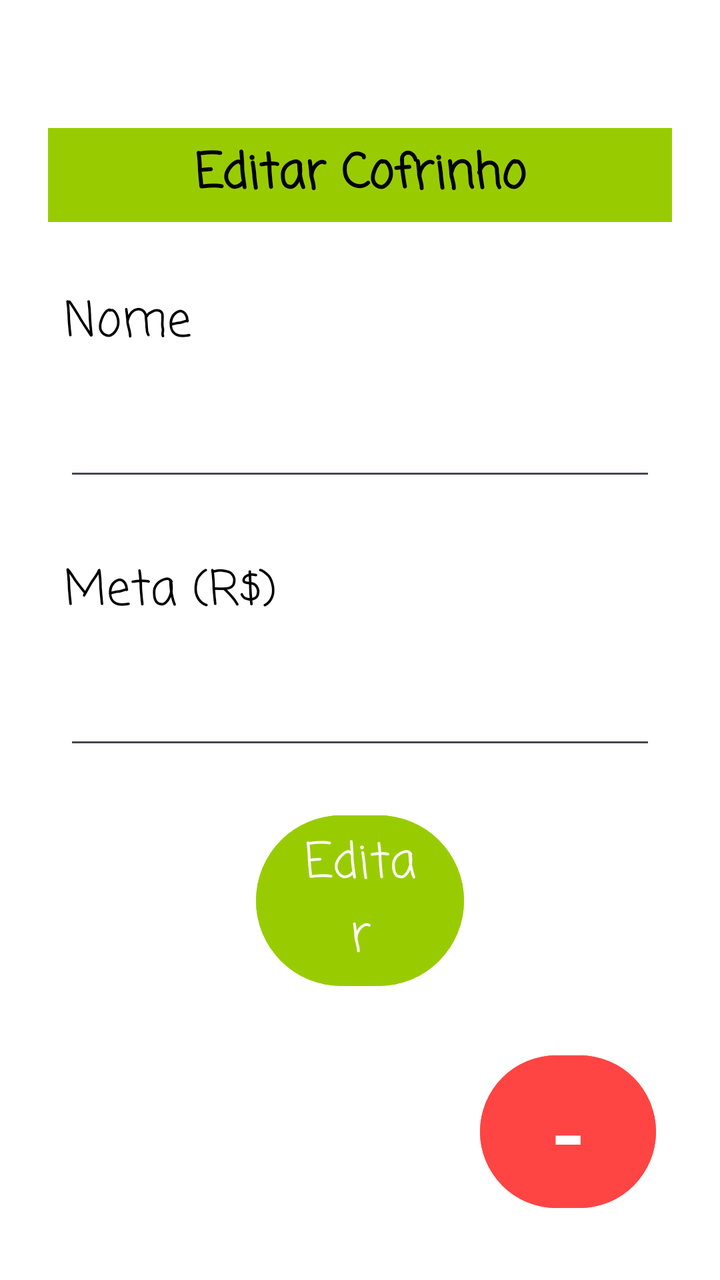
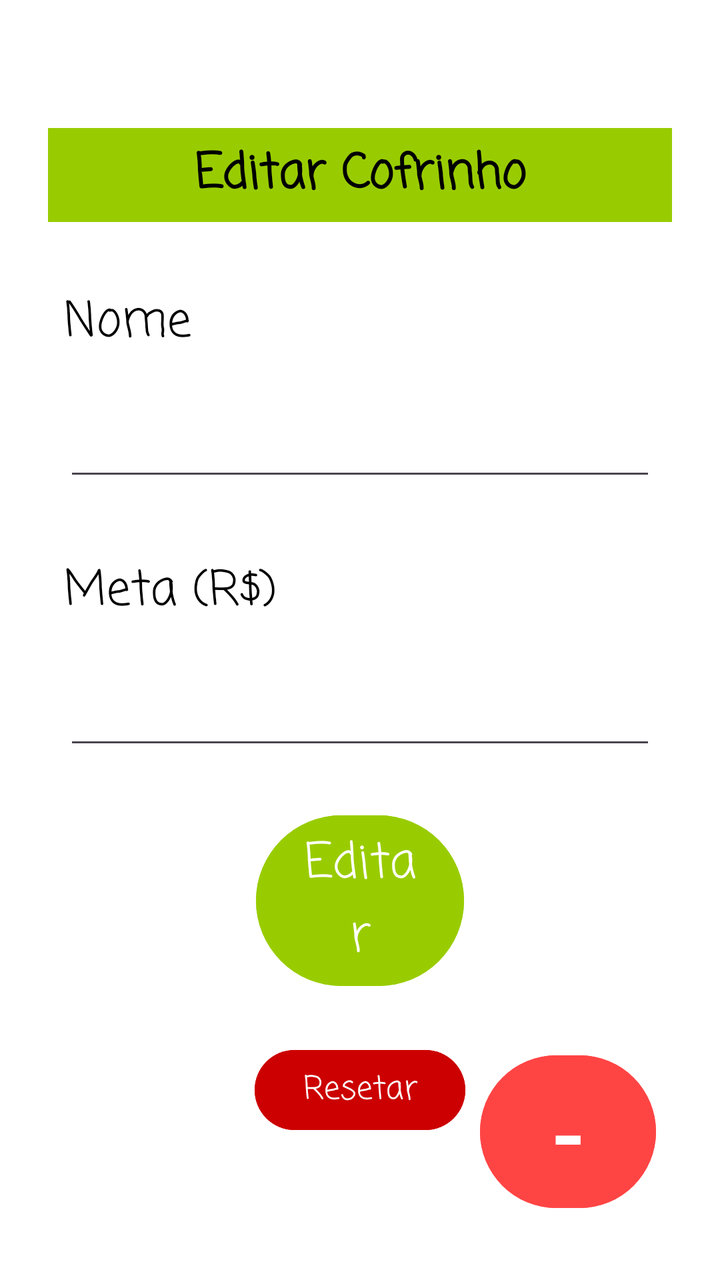

Screens rendered from an Android XML layout before and after an edit, with the pre-edit source and the edit as a unified diff.
<!-- AndroidManifest.xml: application theme Theme.Cofrinho -->
<!-- res/layout/activity_main2.xml -->
<?xml version="1.0" encoding="utf-8"?>
<androidx.constraintlayout.widget.ConstraintLayout xmlns:android="http://schemas.android.com/apk/res/android"
    xmlns:app="http://schemas.android.com/apk/res-auto"
    xmlns:tools="http://schemas.android.com/tools"
    android:id="@+id/main"
    android:layout_width="match_parent"
    android:layout_height="match_parent"
    android:background="@color/white"
    tools:context=".MainActivity2">

    <TextView
        android:id="@+id/txtEditar"
        android:layout_width="0dp"
        android:layout_height="wrap_content"
        android:layout_marginStart="24dp"
        android:layout_marginTop="64dp"
        android:layout_marginEnd="24dp"
        android:background="@android:color/holo_green_light"
        android:fontFamily="casual"
        android:padding="5dp"
        android:shadowColor="@color/black"
        android:text="Editar Cofrinho"
        android:textAlignment="center"
        android:textColor="@color/black"
        android:textSize="24sp"
        android:textStyle="bold"
        app:autoSizeTextType="none"
        app:layout_constraintEnd_toEndOf="parent"
        app:layout_constraintStart_toStartOf="parent"
        app:layout_constraintTop_toTopOf="parent" />

    <TextView
        android:id="@+id/txtNomeEditar"
        android:layout_width="0dp"
        android:layout_height="wrap_content"
        android:layout_marginStart="32dp"
        android:layout_marginTop="32dp"
        android:layout_marginEnd="32dp"
        android:fontFamily="casual"
        android:text="Nome"
        android:textColor="@color/black"
        android:textSize="24sp"
        app:layout_constraintEnd_toEndOf="parent"
        app:layout_constraintStart_toStartOf="parent"
        app:layout_constraintTop_toBottomOf="@+id/txtEditar" />

    <TextView
        android:id="@+id/txtMetaEditar"
        android:layout_width="0dp"
        android:layout_height="wrap_content"
        android:layout_marginStart="32dp"
        android:layout_marginTop="32dp"
        android:layout_marginEnd="32dp"
        android:fontFamily="casual"
        android:text="Meta (R$)"
        android:textColor="@color/black"
        android:textSize="24sp"
        app:layout_constraintEnd_toEndOf="parent"
        app:layout_constraintHorizontal_bias="0.0"
        app:layout_constraintStart_toStartOf="parent"
        app:layout_constraintTop_toBottomOf="@+id/nomeCriar" />

    <EditText
        android:id="@+id/nomeCriar"
        android:layout_width="0dp"
        android:layout_height="wrap_content"
        android:layout_marginStart="32dp"
        android:layout_marginTop="24dp"
        android:layout_marginEnd="32dp"
        android:ems="10"
        android:inputType="text"
        android:textColor="@color/black"
        app:layout_constraintEnd_toEndOf="parent"
        app:layout_constraintStart_toStartOf="parent"
        app:layout_constraintTop_toBottomOf="@+id/txtNomeEditar" />

    <EditText
        android:id="@+id/metaCriar"
        android:layout_width="0dp"
        android:layout_height="wrap_content"
        android:layout_marginStart="32dp"
        android:layout_marginTop="24dp"
        android:layout_marginEnd="32dp"
        android:ems="10"
        android:inputType="numberDecimal"
        android:textColor="@color/black"
        android:textColorHighlight="@color/black"
        android:textColorHint="@color/black"
        android:textColorLink="@color/black"
        app:layout_constraintEnd_toEndOf="parent"
        app:layout_constraintStart_toStartOf="parent"
        app:layout_constraintTop_toBottomOf="@+id/txtMetaEditar" />

    <Button
        android:id="@+id/btnEditar"
        android:layout_width="0dp"
        android:layout_height="wrap_content"
        android:layout_marginStart="128dp"
        android:layout_marginTop="24dp"
        android:layout_marginEnd="128dp"
        android:backgroundTint="@android:color/holo_green_light"
        android:fontFamily="casual"
        android:text="Editar"
        android:textSize="24sp"
        app:layout_constraintEnd_toEndOf="parent"
        app:layout_constraintStart_toStartOf="parent"
        app:layout_constraintTop_toBottomOf="@+id/metaCriar" />

    <Button
        android:id="@+id/btnRtn"
        android:layout_width="0dp"
        android:layout_height="wrap_content"
        android:layout_marginEnd="32dp"
        android:layout_marginBottom="32dp"
        android:backgroundTint="@android:color/holo_red_light"
        android:text="-"
        android:textAlignment="center"
        android:textColor="@color/white"
        android:textColorLink="@color/white"
        android:textIsSelectable="false"
        android:textSize="48sp"
        app:layout_constraintBottom_toBottomOf="parent"
        app:layout_constraintEnd_toEndOf="parent" />




</androidx.constraintlayout.widget.ConstraintLayout>
<!-- resources referenced by this layout -->
<resources>
  <color name="black">#FF000000</color>
  <color name="white">#FFFFFFFF</color>
  <style name="Theme.Cofrinho" parent="Base.Theme.Cofrinho" />
  <style name="Base.Theme.Cofrinho" parent="Theme.Material3.DayNight.NoActionBar">
          
          
      </style>
</resources>

<!-- the commit's change to res/layout/activity_main2.xml (unified diff, before → after) -->
@@ -101,6 +101,7 @@
         android:backgroundTint="@android:color/holo_green_light"
         android:fontFamily="casual"
         android:text="Editar"
+        android:textColor="@color/white"
         android:textSize="24sp"
         app:layout_constraintEnd_toEndOf="parent"
         app:layout_constraintStart_toStartOf="parent"
@@ -122,7 +123,21 @@
         app:layout_constraintBottom_toBottomOf="parent"
         app:layout_constraintEnd_toEndOf="parent" />
 
-
+    <Button
+        android:id="@+id/btnReset"
+        android:layout_width="wrap_content"
+        android:layout_height="wrap_content"
+        android:layout_marginStart="128dp"
+        android:layout_marginTop="24dp"
+        android:layout_marginEnd="128dp"
+        android:backgroundTint="@android:color/holo_red_dark"
+        android:fontFamily="casual"
+        android:text="Resetar"
+        android:textColor="@color/white"
+        android:textSize="16sp"
+        app:layout_constraintEnd_toEndOf="parent"
+        app:layout_constraintStart_toStartOf="parent"
+        app:layout_constraintTop_toBottomOf="@+id/btnEditar" />
 
 
 </androidx.constraintlayout.widget.ConstraintLayout>
